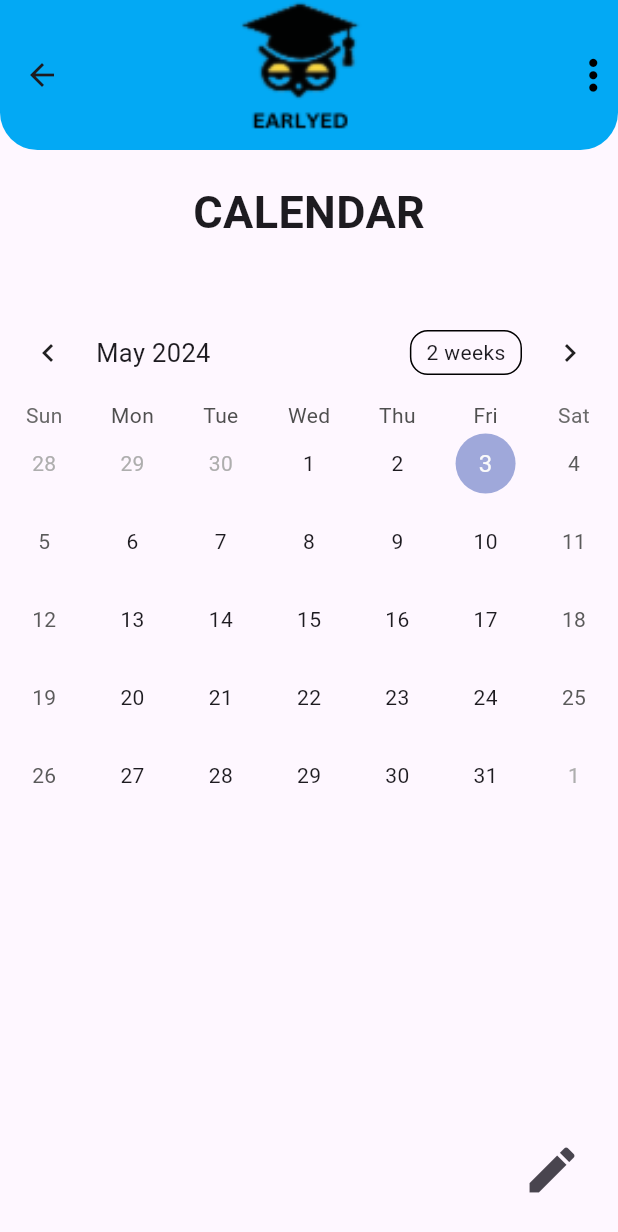
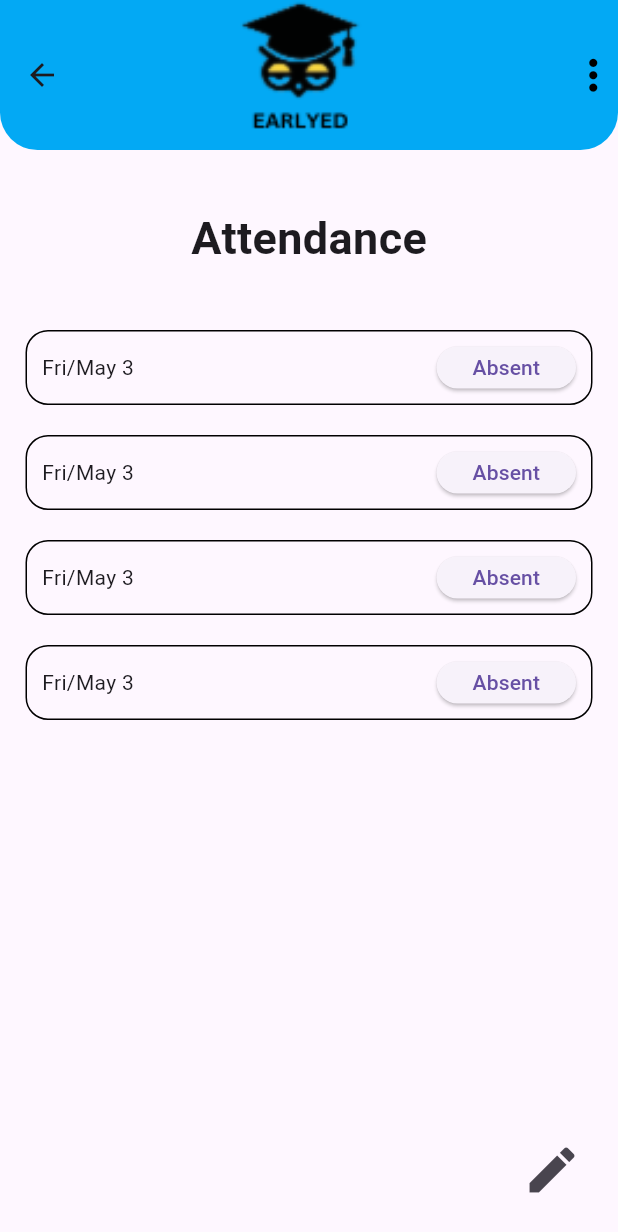
Before and after one commit to osamaOmran1917/Early-Ed, a Flutter app: the screen it shows once a user with an empty profile is signed in, after a tap on "ATTENDANCE", on a phone screen of 412 x 824 dp. Shown: the top 1232 px of the screen. Run offline on Flutter 3.47's test engine with Material 3 defaults, Android fonts, the phone set to English and light mode, and no system bars; drawn by our look-alikes of table_calendar; our stand-ins replace cached_network_image, cloud_firestore, firebase_auth, firebase_core, flutter_screenutil, flutter_spinkit and 5 more; missing offline and left inert: clipboard; accounts and stored records are empty.

Commit message:
more screens

```diff
--- a/lib/screens/Calendar.dart
+++ /dev/null
@@ -1,76 +0,0 @@
-import 'package:flutter/material.dart';
-import 'package:table_calendar/table_calendar.dart';
-
-class Calendar extends StatefulWidget {
-  const Calendar({super.key});
-
-  @override
-  State<Calendar> createState() => _CalendarState();
-}
-
-class _CalendarState extends State<Calendar> {
-  DateTime today = DateTime.now();
-
-
-  @override
-  Widget build(BuildContext context) {
-    return Scaffold(
-      floatingActionButton: IconButton(
-        onPressed: () {}, icon: const Icon(Icons.edit), iconSize:40,),
-      appBar: AppBar(
-        toolbarHeight: 100,
-        // leading: IconButton(
-        //   icon: const Icon(Icons.home, size: 35,),
-        //   onPressed: () {
-        //     Navigator.push(
-        //         context,
-        //         MaterialPageRoute(builder: (context) => const HomeScreen(),));
-        //   },
-        // ),
-        shape: const RoundedRectangleBorder(
-          borderRadius: BorderRadius.only(
-              bottomRight: Radius.circular(25),
-              bottomLeft: Radius.circular(25)),
-        ),
-        title: Column(
-          children: [
-            Image.asset(
-              "assets/images/EARLYED.png",
-              width: 150,
-              height: 100,
-              fit: BoxFit.fill,
-            ),
-          ],
-        ),
-        centerTitle: true,
-        backgroundColor: Colors.lightBlue,
-        actions: const [
-          Icon(
-              Icons.more_vert_rounded,
-              size: 33,
-              color: Colors.black
-
-          )
-        ],
-      ),
-      body: Column(
-        children: [
-          Container(padding: const EdgeInsets.all(20),
-            child: const Text(
-              "CALENDAR",
-              style: TextStyle(
-                  fontSize: 30, fontWeight: FontWeight.bold
-              ),
-            ),
-          ),
-          const SizedBox(height: 20,),
-          TableCalendar(
-            lastDay: DateTime.utc(2030, 10, 5),
-            firstDay: DateTime.utc(2010, 10, 5),
-            focusedDay: today,
-          ),
-        ],
-      ),
-    );
-  }
-}
--- a/lib/screens/Home_screen.dart
+++ b/lib/screens/Home_screen.dart
@@ -1,5 +1,5 @@
 import 'package:early_ed/database/user_data_provider.dart';
-import 'package:early_ed/screens/Calendar.dart';
+import 'package:early_ed/screens/attendance.dart';
 import 'package:early_ed/screens/School_info.dart';
 import 'package:early_ed/screens/Student_info.dart';
 import 'package:early_ed/screens/grades_screen.dart';
@@ -26,7 +26,7 @@ class HomeScreen extends StatelessWidget {
         ),
         title: Text(
           "EARLYED -- ${userDataProvider.userName}",
-          style: TextStyle(fontWeight: FontWeight.w900, fontSize: 13),
+          style: const TextStyle(fontWeight: FontWeight.w900, fontSize: 13),
         ),
         centerTitle: true,
         backgroundColor: Colors.lightBlue,
@@ -81,7 +81,7 @@ class HomeScreen extends StatelessWidget {
                 Navigator.push(
                     context,
                     MaterialPageRoute(
-                      builder: (context) => const Calendar(),
+                      builder: (context) => const Attendance(),
                     ));
               },
               child: Container(
--- /dev/null
+++ b/lib/screens/attendance.dart
@@ -0,0 +1,146 @@
+import 'package:flutter/material.dart';
+import 'package:table_calendar/table_calendar.dart';
+import 'package:jiffy/jiffy.dart';
+
+class Attendance extends StatefulWidget {
+  const Attendance({super.key});
+
+  @override
+  State<Attendance> createState() => _AttendanceState();
+}
+
+class _AttendanceState extends State<Attendance> {
+  var today = Jiffy.now().MMMd;
+  var dayName = Jiffy.now().E;
+
+  @override
+  Widget build(BuildContext context) {
+    var size = MediaQuery.of(context).size;
+    return Scaffold(
+      floatingActionButton: IconButton(
+        onPressed: () {},
+        icon: const Icon(Icons.edit),
+        iconSize: 40,
+      ),
+      appBar: AppBar(
+        toolbarHeight: 100,
+        shape: const RoundedRectangleBorder(
+          borderRadius: BorderRadius.only(
+              bottomRight: Radius.circular(25),
+              bottomLeft: Radius.circular(25)),
+        ),
+        title: Column(
+          children: [
+            Image.asset(
+              "assets/images/EARLYED.png",
+              width: 150,
+              height: 100,
+              fit: BoxFit.fill,
+            ),
+          ],
+        ),
+        centerTitle: true,
+        backgroundColor: Colors.lightBlue,
+        actions: const [
+          Icon(Icons.more_vert_rounded, size: 33, color: Colors.black)
+        ],
+      ),
+      body: Padding(
+        padding: const EdgeInsets.all(17),
+        child: Column(
+          crossAxisAlignment: CrossAxisAlignment.center,
+          children: [
+            Container(
+              padding: const EdgeInsets.all(20),
+              child: const Text(
+                "Attendance",
+                style: TextStyle(fontSize: 30, fontWeight: FontWeight.bold),
+              ),
+            ),
+            const SizedBox(
+              height: 20,
+            ),
+            Container(
+              padding: const EdgeInsets.all(10),
+              decoration: BoxDecoration(
+                  borderRadius: BorderRadius.circular(15),
+                  border: Border.all(color: Colors.black)),
+              width: size.width,
+              height: 50,
+              child: Row(
+                children: [
+                  Text('$dayName/'),
+                  Text(today),
+                  const Spacer(),
+                  ElevatedButton(onPressed: () {}, child: const Text("Absent"))
+                ],
+              ),
+            ),
+            const SizedBox(
+              height: 20,
+            ),
+            Container(
+              padding: const EdgeInsets.all(10),
+              decoration: BoxDecoration(
+                  borderRadius: BorderRadius.circular(15),
+                  border: Border.all(color: Colors.black)),
+              width: size.width,
+              height: 50,
+              child: Row(
+                children: [
+                  Text('$dayName/'),
+                  Text(today),
+                  const Spacer(),
+                  ElevatedButton(onPressed: () {}, child: const Text("Absent"))
+                ],
+              ),
+            ),
+            const SizedBox(
+              height: 20,
+            ),
+            Container(
+              padding: const EdgeInsets.all(10),
+              decoration: BoxDecoration(
+                  borderRadius: BorderRadius.circular(15),
+                  border: Border.all(color: Colors.black)),
+              width: size.width,
+              height: 50,
+              child: Row(
+                children: [
+                  Text('$dayName/'),
+                  Text(today),
+                  const Spacer(),
+                  ElevatedButton(onPressed: () {}, child: const Text("Absent"))
+                ],
+              ),
+            ),
+            const SizedBox(
+              height: 20,
+            ),
+            Container(
+              padding: const EdgeInsets.all(10),
+              decoration: BoxDecoration(
+                  borderRadius: BorderRadius.circular(15),
+                  border: Border.all(color: Colors.black)),
+              width: size.width,
+              height: 50,
+              child: Row(
+                children: [
+                  Text('$dayName/'),
+                  Text(today),
+                  const Spacer(),
+                  ElevatedButton(onPressed: () {}, child: const Text("Absent"))
+                ],
+              ),
+            ),
+            // TableCalendar(
+            //   lastDay: DateTime.utc(2030, 10, 5),
+            //   firstDay: DateTime.utc(2010, 10, 5),
+            //   focusedDay: today,
+            // ),
+          ],
+        ),
+      ),
+    );
+  }
+}
--- a/pubspec.yaml
+++ b/pubspec.yaml
@@ -52,6 +52,7 @@ dependencies:
   flutter_spinkit:
   flutter_svg:
   lottie: ^3.1.0
+  jiffy: ^6.3.0
 
 dev_dependencies:
   flutter_test:
```
Also changed, not shown: lib/screens/select_class.dart (added, +179 -0 lines), lib/screens/select_student.dart (added, +50 -0 lines), pubspec.lock.
